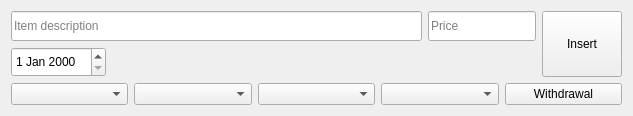
This is DaricLib/CostEntryForm.ui in daamcat/Daric as Qt 5 draws it before an edit. The edited form follows.
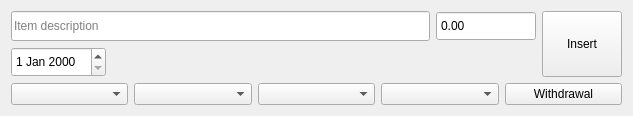
This is the edited form. Custom widgets are drawn as their Qt base class.

Commit message: CostEntryForm partly programmed. Not finished yet...

The edit to the form file:
```diff
--- a/DaricLib/CostEntryForm.ui
+++ b/DaricLib/CostEntryForm.ui
@@ -37,18 +37,27 @@
           </widget>
          </item>
          <item>
-          <widget class="QLineEdit" name="lineEditPrice">
+          <widget class="QDoubleSpinBox" name="doubleSpinBoxPrice">
            <property name="sizePolicy">
             <sizepolicy hsizetype="Preferred" vsizetype="Preferred">
              <horstretch>0</horstretch>
              <verstretch>0</verstretch>
             </sizepolicy>
            </property>
-           <property name="inputMethodHints">
-            <set>Qt::ImhDigitsOnly</set>
+           <property name="minimumSize">
+            <size>
+             <width>100</width>
+             <height>0</height>
+            </size>
            </property>
-           <property name="placeholderText">
-            <string>Price</string>
+           <property name="buttonSymbols">
+            <enum>QAbstractSpinBox::NoButtons</enum>
+           </property>
+           <property name="minimum">
+            <double>-1000000.000000000000000</double>
+           </property>
+           <property name="maximum">
+            <double>1000000.000000000000000</double>
            </property>
           </widget>
          </item>
```
The commit also changes 13 other files.
